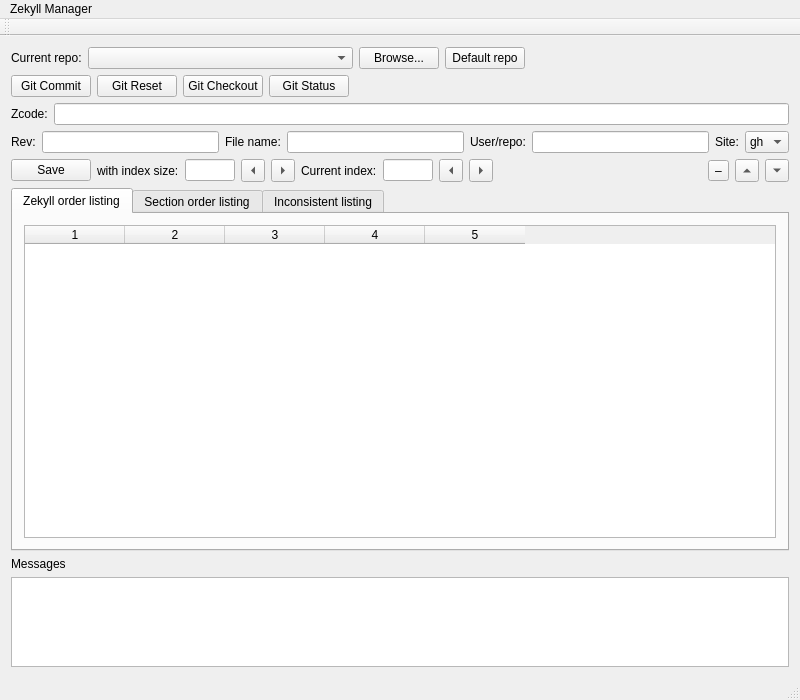
Above: manager/mainwindow.ui from NorthIsMirror/QtZekyllManager before the change. Below: the same form after it.
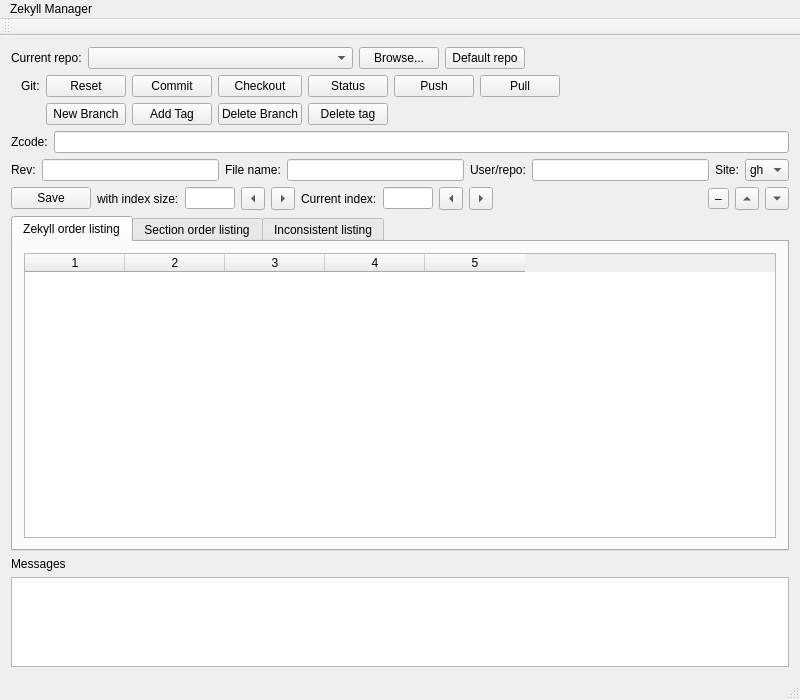
That is the form after the change. Custom widgets are drawn as their Qt base class.

Commit message: *.ui only: Second row of Git buttons, aiming at having them complete

```diff
--- a/manager/mainwindow.ui
+++ b/manager/mainwindow.ui
@@ -67,31 +67,83 @@
      <layout class="QHBoxLayout" name="horizontalLayout_9">
       <item>
        <layout class="QGridLayout" name="gridLayout">
-        <item row="0" column="0">
-         <widget class="QPushButton" name="gitCommit">
-          <property name="text">
-           <string>Git Commit</string>
-          </property>
-         </widget>
-        </item>
         <item row="0" column="1">
          <widget class="QPushButton" name="gitReset">
           <property name="text">
-           <string>Git Reset</string>
+           <string>Reset</string>
           </property>
          </widget>
         </item>
-        <item row="0" column="2">
+        <item row="0" column="4">
          <widget class="QPushButton" name="gitCheckout">
           <property name="text">
-           <string>Git Checkout</string>
+           <string>Checkout</string>
           </property>
          </widget>
         </item>
-        <item row="0" column="3">
+        <item row="0" column="7">
+         <widget class="QPushButton" name="gitPull">
+          <property name="text">
+           <string>Pull</string>
+          </property>
+         </widget>
+        </item>
+        <item row="0" column="0">
+         <widget class="QLabel" name="label_8">
+          <property name="text">
+           <string>Git:</string>
+          </property>
+          <property name="indent">
+           <number>10</number>
+          </property>
+         </widget>
+        </item>
+        <item row="0" column="5">
          <widget class="QPushButton" name="gitStatus">
           <property name="text">
-           <string>Git Status</string>
+           <string>Status</string>
+          </property>
+         </widget>
+        </item>
+        <item row="0" column="6">
+         <widget class="QPushButton" name="gitPush">
+          <property name="text">
+           <string>Push</string>
+          </property>
+         </widget>
+        </item>
+        <item row="0" column="2">
+         <widget class="QPushButton" name="gitCommit">
+          <property name="text">
+           <string>Commit</string>
+          </property>
+         </widget>
+        </item>
+        <item row="1" column="1">
+         <widget class="QPushButton" name="git2NewBranch">
+          <property name="text">
+           <string>New Branch</string>
+          </property>
+         </widget>
+        </item>
+        <item row="1" column="2">
+         <widget class="QPushButton" name="git2AddTag">
+          <property name="text">
+           <string>Add Tag</string>
+          </property>
+         </widget>
+        </item>
+        <item row="1" column="4">
+         <widget class="QPushButton" name="git2DeleteBranch">
+          <property name="text">
+           <string>Delete Branch</string>
+          </property>
+         </widget>
+        </item>
+        <item row="1" column="5">
+         <widget class="QPushButton" name="git2DeleteTag">
+          <property name="text">
+           <string>Delete tag</string>
           </property>
          </widget>
         </item>
```
